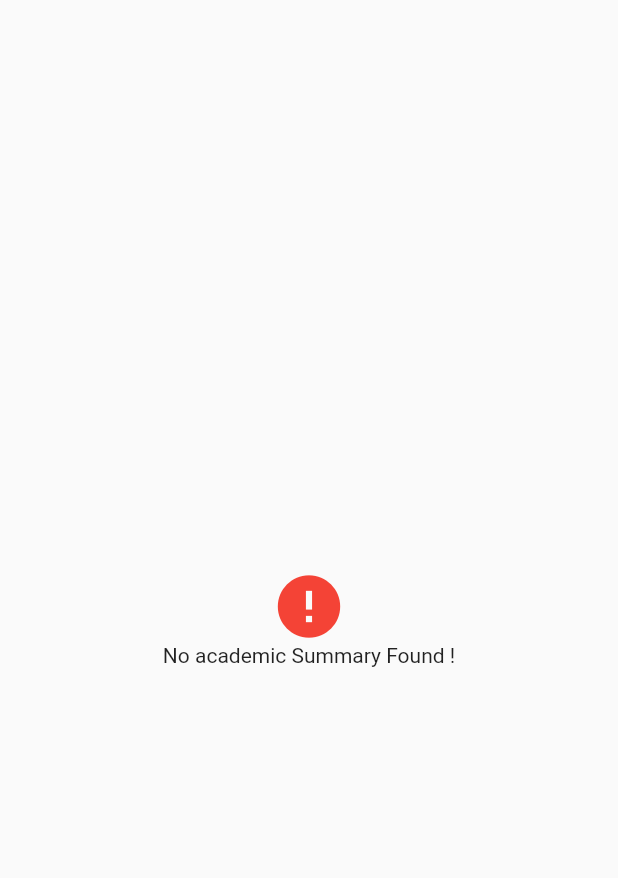
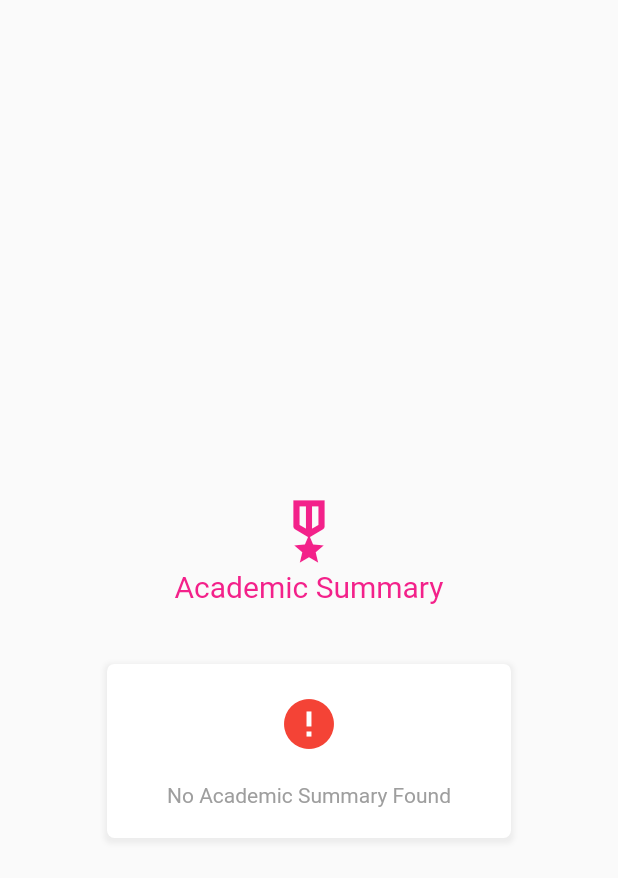
Before and after one commit to Sarath191181208/vtop_app, a Flutter app: the AcademicSummary widget shown alone on an empty page, opened directly, on a phone screen of 412 x 824 dp. Shown: the top 878 px of the screen. Run offline on Flutter 3.47's test engine with Material 2 defaults, Android fonts, the light colour scheme and no system bars; our stand-ins replace flutter_local_notifications, shared_preferences, timezone; accounts and stored records are empty.

Commit message:
removed unused import

```diff
--- a/lib/pages/student_details_pages/academic_details_page.dart
+++ b/lib/pages/student_details_pages/academic_details_page.dart
@@ -3,7 +3,6 @@ import 'package:flutter/material.dart';
 import 'package:vtop_app/Student/student_object.dart';
 import 'package:vtop_app/apis/theme_manager.dart';
 
-import '../Components/null_page.dart';
 import '../Components/sized_icon.dart';
 import '../Components/text_box_decoration.dart';
 
@@ -59,20 +58,13 @@ class AcademicSummary extends StatelessWidget {
     // return Colors.black;
   }
 
-  @override
-  Widget build(BuildContext context) {
-    var boxClr = Theme.of(context).extension<MyColors>()!.boxColor;
-
-    return (summary == null)
-        ? const NullPage(errorMsg: "No academic Summary Found !")
-        : Column(
+  Widget _buildAcadSummary(BuildContext context, Color? boxClr) {
+    return Column(
       children: [
-              const SizedIcon(
-                  icon: Icons.military_tech_outlined, text: "Academic Summary"),
         for (var summaryKey in summaryKeys)
           Padding(
-                  padding: const EdgeInsets.only(
-                      left: 20.0, right: 20.0, bottom: 10.0),
+            padding:
+                const EdgeInsets.only(left: 20.0, right: 20.0, bottom: 10.0),
             child: Container(
               // grey border bottomm
               decoration: getTextBoxDecoration(boxClr!),
@@ -89,6 +81,21 @@ class AcademicSummary extends StatelessWidget {
               ),
             ),
           ),
+      ],
+    );
+  }
+
+  @override
+  Widget build(BuildContext context) {
+    Color? boxClr = Theme.of(context).extension<MyColors>()!.boxColor;
+
+    return Column(
+      children: [
+        const SizedIcon(
+            icon: Icons.military_tech_outlined, text: "Academic Summary"),
+        (summary == null)
+            ? const CustomNotFoundWidget(txt: "No Academic Summary Found")
+            : _buildAcadSummary(context, boxClr),
       ],
     );
   }
@@ -109,31 +116,20 @@ class AcademicHistoryWidget extends StatelessWidget {
     if (s == "F") return Colors.red;
   }
 
-  @override
-  Widget build(BuildContext context) {
-    var boxClr = Theme.of(context).extension<MyColors>()!.boxColor;
-
-    return (acadHist == null)
-        ? const NullPage(errorMsg: "Can't seem to find the academic details")
-        : Column(
+  Widget _buildAcadHist(BuildContext context, Color? boxClr) {
+    return Column(
       children: [
-              const SizedIcon(
-                icon: Icons.school_outlined,
-                text: "Academic History",
-                upperSpacingSize: 50.0,
-              ),
         for (var acadHistEntry in acadHist!.entries)
           Padding(
-                  padding: const EdgeInsets.only(
-                      left: 20.0, right: 20.0, bottom: 10.0),
+            padding:
+                const EdgeInsets.only(left: 20.0, right: 20.0, bottom: 10.0),
             child: Container(
               decoration: getTextBoxDecoration(boxClr!),
               child: ListTile(
                 title: Text(acadHistEntry.key),
                 trailing: Text(
                   acadHistEntry.value,
-                        style: TextStyle(
-                            color: _getGradeColor(acadHistEntry.value)),
+                  style: TextStyle(color: _getGradeColor(acadHistEntry.value)),
                 ),
               ),
             ),
@@ -141,4 +137,54 @@ class AcademicHistoryWidget extends StatelessWidget {
       ],
     );
   }
+
+  @override
+  Widget build(BuildContext context) {
+    Color? boxClr = Theme.of(context).extension<MyColors>()!.boxColor;
+
+    return Column(
+      children: [
+        const SizedIcon(
+          icon: Icons.school_outlined,
+          text: "Academic History",
+          upperSpacingSize: 50.0,
+        ),
+        (acadHist == null)
+            ? const CustomNotFoundWidget(txt: "No Academic History Found")
+            : _buildAcadHist(context, boxClr)
+      ],
+    );
   }
+}
+
+class CustomNotFoundWidget extends StatelessWidget {
+  final String txt;
+
+  const CustomNotFoundWidget({Key? key, required this.txt}) : super(key: key);
+
+  @override
+  Widget build(BuildContext context) {
+    var boxClr = Theme.of(context).extension<MyColors>()!.boxColor;
+
+    return Padding(
+      padding: const EdgeInsets.fromLTRB(20, 10, 20, 10),
+      child: Container(
+          decoration: getTextBoxDecoration(boxClr!),
+          child: Padding(
+            padding: const EdgeInsets.fromLTRB(40, 20, 40, 20),
+            child: Column(
+              mainAxisAlignment: MainAxisAlignment.center,
+              children: [
+                const Icon(
+                  Icons.error,
+                  color: Colors.red,
+                  size: 40.0,
+                ),
+                const SizedBox(height: 20),
+                Text(txt, style: const TextStyle(color: Colors.grey)),
+              ],
+            ),
+          )),
+    );
+  }
+}
```
Lines whose indentation alone changed are shown as unchanged.
